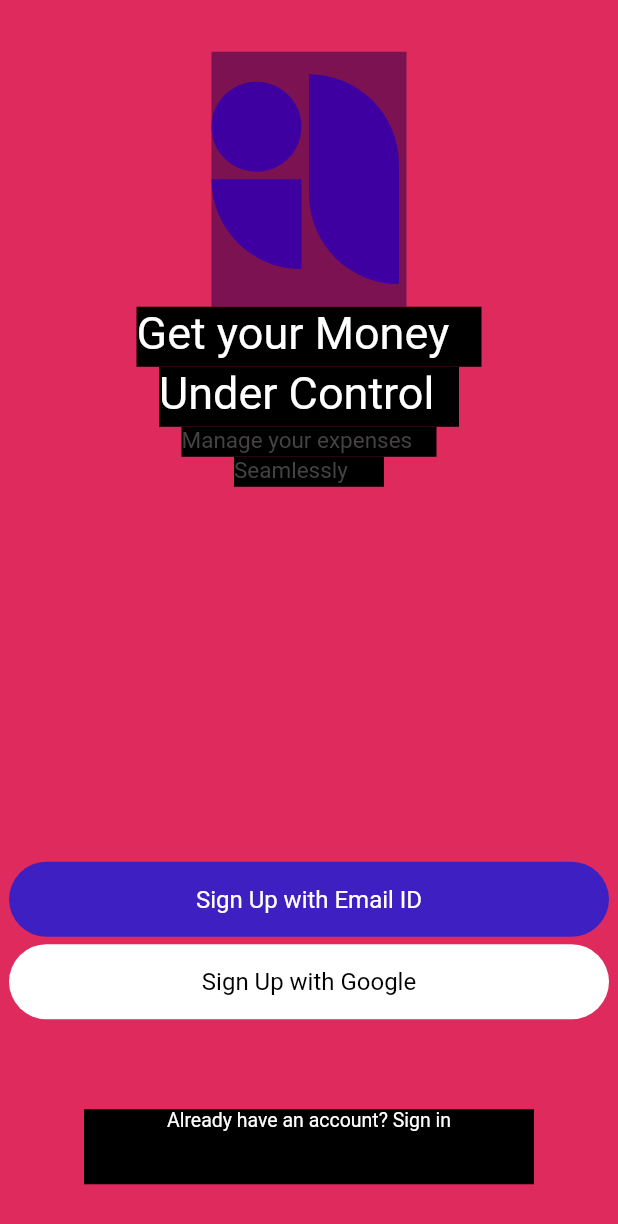
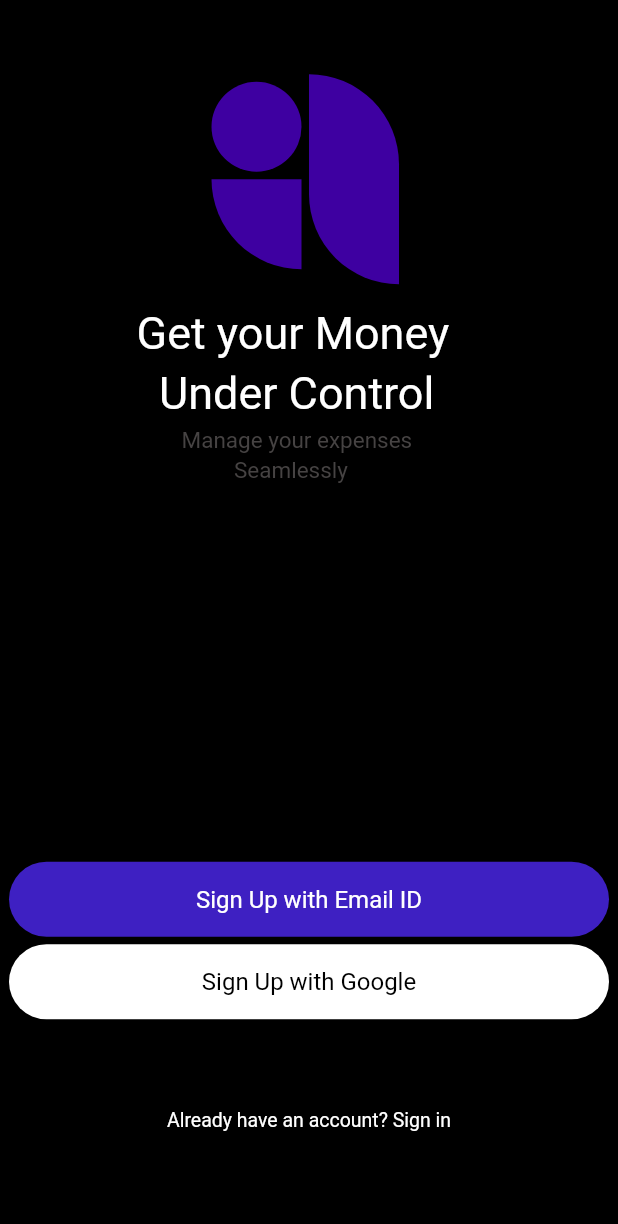
Before and after one commit to EmanuelJuniior/tela_flutter_responsive, a Flutter app: the screen it shows after launch, on a phone screen of 412 x 824 dp. Shown: the top 1224 px of the screen. Run offline on Flutter 3.47's test engine with Material 2 defaults, Android fonts, the phone set to English and light mode, and no system bars.

Commit message:
responsive screen in flutter

```diff
--- a/lib/home_page.dart
+++ b/lib/home_page.dart
@@ -10,7 +10,7 @@ class HomePage extends StatelessWidget {
         width: double.infinity,
         height: double.infinity,
         child: Container(
-          color: Color.fromRGBO(222, 42, 93, 1),
+          color: Color.fromRGBO(0, 0, 0, 1),
           child: Column(
             mainAxisAlignment: MainAxisAlignment.center,
             crossAxisAlignment: CrossAxisAlignment.center,
@@ -18,7 +18,7 @@ class HomePage extends StatelessWidget {
               Container(
                 width: 130,
                 height: 170,
-                color: Color.fromARGB(255, 124, 18, 82),
+                color: Color.fromARGB(255, 0, 0, 0),
                 child: Row(
                   children: [
                     Column(children: [
```
